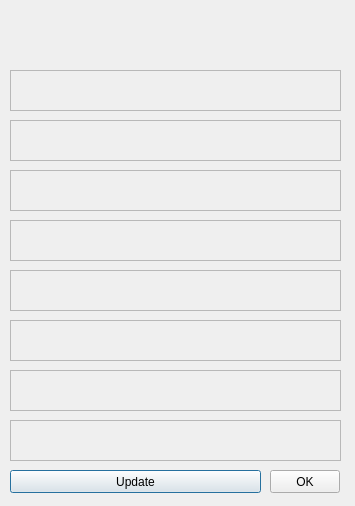
Before: the Qt Designer form cweather.ui in PavelMr/skytechx, drawn with Qt 5.
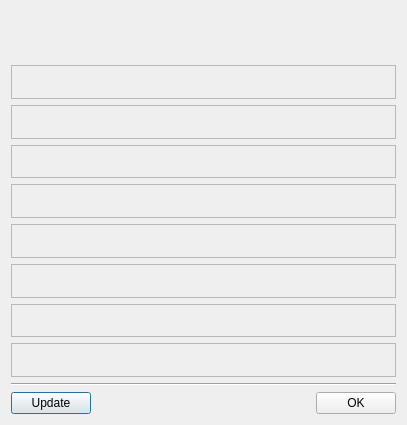
After: the same form once the commit is applied.

Patch:
```diff
--- a/cweather.ui
+++ b/cweather.ui
@@ -6,48 +6,92 @@
    <rect>
     <x>0</x>
     <y>0</y>
-    <width>355</width>
-    <height>506</height>
+    <width>407</width>
+    <height>425</height>
    </rect>
   </property>
   <property name="windowTitle">
    <string>Actual weather</string>
   </property>
-  <widget class="QPushButton" name="pushButton">
-   <property name="geometry">
-    <rect>
-     <x>10</x>
-     <y>470</y>
-     <width>251</width>
-     <height>23</height>
-    </rect>
-   </property>
+  <layout class="QVBoxLayout" name="verticalLayout_2">
+   <item>
+    <layout class="QVBoxLayout" name="verticalLayout">
+     <item>
+      <widget class="QLabel" name="label_icon">
+       <property name="sizePolicy">
+        <sizepolicy hsizetype="Fixed" vsizetype="Fixed">
+         <horstretch>0</horstretch>
+         <verstretch>0</verstretch>
+        </sizepolicy>
+       </property>
+       <property name="minimumSize">
+        <size>
+         <width>48</width>
+         <height>48</height>
+        </size>
+       </property>
+       <property name="frameShape">
+        <enum>QFrame::NoFrame</enum>
+       </property>
    <property name="text">
-    <string>Update</string>
-   </property>
-  </widget>
-  <widget class="QPushButton" name="pushButton_2">
-   <property name="geometry">
-    <rect>
-     <x>270</x>
-     <y>470</y>
-     <width>70</width>
-     <height>23</height>
-    </rect>
-   </property>
+        <string/>
+       </property>
+      </widget>
+     </item>
+     <item>
+      <widget class="QLabel" name="label_7">
+       <property name="font">
+        <font>
+         <pointsize>12</pointsize>
+         <weight>75</weight>
+         <bold>true</bold>
+        </font>
+       </property>
+       <property name="frameShape">
+        <enum>QFrame::StyledPanel</enum>
+       </property>
+       <property name="frameShadow">
+        <enum>QFrame::Plain</enum>
+       </property>
    <property name="text">
-    <string>OK</string>
-   </property>
-  </widget>
+        <string/>
+       </property>
+       <property name="scaledContents">
+        <bool>true</bool>
+       </property>
+       <property name="wordWrap">
+        <bool>true</bool>
+       </property>
+      </widget>
+     </item>
+     <item>
+      <widget class="QLabel" name="label_8">
+       <property name="font">
+        <font>
+         <pointsize>12</pointsize>
+         <weight>75</weight>
+         <bold>true</bold>
+        </font>
+       </property>
+       <property name="frameShape">
+        <enum>QFrame::StyledPanel</enum>
+       </property>
+       <property name="frameShadow">
+        <enum>QFrame::Plain</enum>
+       </property>
+       <property name="text">
+        <string/>
+       </property>
+       <property name="scaledContents">
+        <bool>true</bool>
+       </property>
+       <property name="wordWrap">
+        <bool>true</bool>
+       </property>
+      </widget>
+     </item>
+     <item>
   <widget class="QLabel" name="label_1">
-   <property name="geometry">
-    <rect>
-     <x>10</x>
-     <y>170</y>
-     <width>331</width>
-     <height>41</height>
-    </rect>
-   </property>
    <property name="font">
     <font>
      <pointsize>12</pointsize>
@@ -64,16 +108,13 @@
    <property name="text">
     <string/>
    </property>
-  </widget>
+       <property name="wordWrap">
+        <bool>true</bool>
+       </property>
+      </widget>
+     </item>
+     <item>
   <widget class="QLabel" name="label_2">
-   <property name="geometry">
-    <rect>
-     <x>10</x>
-     <y>220</y>
-     <width>331</width>
-     <height>41</height>
-    </rect>
-   </property>
    <property name="font">
     <font>
      <pointsize>12</pointsize>
@@ -90,16 +131,13 @@
    <property name="text">
     <string/>
    </property>
-  </widget>
+       <property name="wordWrap">
+        <bool>true</bool>
+       </property>
+      </widget>
+     </item>
+     <item>
   <widget class="QLabel" name="label_3">
-   <property name="geometry">
-    <rect>
-     <x>10</x>
-     <y>270</y>
-     <width>331</width>
-     <height>41</height>
-    </rect>
-   </property>
    <property name="font">
     <font>
      <pointsize>12</pointsize>
@@ -116,16 +154,13 @@
    <property name="text">
     <string/>
    </property>
-  </widget>
+       <property name="wordWrap">
+        <bool>true</bool>
+       </property>
+      </widget>
+     </item>
+     <item>
   <widget class="QLabel" name="label_4">
-   <property name="geometry">
-    <rect>
-     <x>10</x>
-     <y>320</y>
-     <width>331</width>
-     <height>41</height>
-    </rect>
-   </property>
    <property name="font">
     <font>
      <pointsize>12</pointsize>
@@ -142,16 +177,13 @@
    <property name="text">
     <string/>
    </property>
-  </widget>
+       <property name="wordWrap">
+        <bool>true</bool>
+       </property>
+      </widget>
+     </item>
+     <item>
   <widget class="QLabel" name="label_5">
-   <property name="geometry">
-    <rect>
-     <x>10</x>
-     <y>370</y>
-     <width>331</width>
-     <height>41</height>
-    </rect>
-   </property>
    <property name="font">
     <font>
      <pointsize>12</pointsize>
@@ -168,16 +200,13 @@
    <property name="text">
     <string/>
    </property>
-  </widget>
+       <property name="wordWrap">
+        <bool>true</bool>
+       </property>
+      </widget>
+     </item>
+     <item>
   <widget class="QLabel" name="label_6">
-   <property name="geometry">
-    <rect>
-     <x>10</x>
-     <y>420</y>
-     <width>331</width>
-     <height>41</height>
-    </rect>
-   </property>
    <property name="font">
     <font>
      <pointsize>12</pointsize>
@@ -194,87 +223,52 @@
    <property name="text">
     <string/>
    </property>
-  </widget>
-  <widget class="QLabel" name="label_7">
-   <property name="geometry">
-    <rect>
-     <x>10</x>
-     <y>70</y>
-     <width>331</width>
-     <height>41</height>
-    </rect>
-   </property>
-   <property name="font">
-    <font>
-     <pointsize>12</pointsize>
-     <weight>75</weight>
-     <bold>true</bold>
-    </font>
-   </property>
-   <property name="frameShape">
-    <enum>QFrame::StyledPanel</enum>
-   </property>
-   <property name="frameShadow">
-    <enum>QFrame::Plain</enum>
-   </property>
-   <property name="text">
-    <string/>
-   </property>
-   <property name="scaledContents">
-    <bool>true</bool>
-   </property>
    <property name="wordWrap">
     <bool>true</bool>
    </property>
   </widget>
-  <widget class="QLabel" name="label_8">
-   <property name="geometry">
-    <rect>
-     <x>10</x>
-     <y>120</y>
-     <width>331</width>
-     <height>41</height>
-    </rect>
-   </property>
-   <property name="font">
-    <font>
-     <pointsize>12</pointsize>
-     <weight>75</weight>
-     <bold>true</bold>
-    </font>
-   </property>
-   <property name="frameShape">
-    <enum>QFrame::StyledPanel</enum>
-   </property>
-   <property name="frameShadow">
-    <enum>QFrame::Plain</enum>
-   </property>
+     </item>
+     <item>
+      <widget class="Line" name="line">
+       <property name="orientation">
+        <enum>Qt::Horizontal</enum>
+       </property>
+      </widget>
+     </item>
+     <item>
+      <layout class="QHBoxLayout" name="horizontalLayout">
+       <item>
+        <widget class="QPushButton" name="pushButton">
    <property name="text">
-    <string/>
-   </property>
-   <property name="scaledContents">
-    <bool>true</bool>
-   </property>
-   <property name="wordWrap">
-    <bool>true</bool>
-   </property>
-  </widget>
-  <widget class="QLabel" name="label_icon">
-   <property name="geometry">
-    <rect>
-     <x>10</x>
-     <y>10</y>
-     <width>50</width>
-     <height>50</height>
-    </rect>
-   </property>
-   <property name="frameShape">
-    <enum>QFrame::NoFrame</enum>
-   </property>
+          <string>Update</string>
+         </property>
+        </widget>
+       </item>
+       <item>
+        <spacer name="horizontalSpacer">
+         <property name="orientation">
+          <enum>Qt::Horizontal</enum>
+         </property>
+         <property name="sizeHint" stdset="0">
+          <size>
+           <width>40</width>
+           <height>20</height>
+          </size>
+         </property>
+        </spacer>
+       </item>
+       <item>
+        <widget class="QPushButton" name="pushButton_2">
    <property name="text">
-    <string/>
-   </property>
-  </widget>
+          <string>OK</string>
+         </property>
+        </widget>
+       </item>
+      </layout>
+     </item>
+    </layout>
+   </item>
+  </layout>
  </widget>
  <resources/>
  <connections/>
```
Lines whose indentation alone changed are shown as unchanged.
